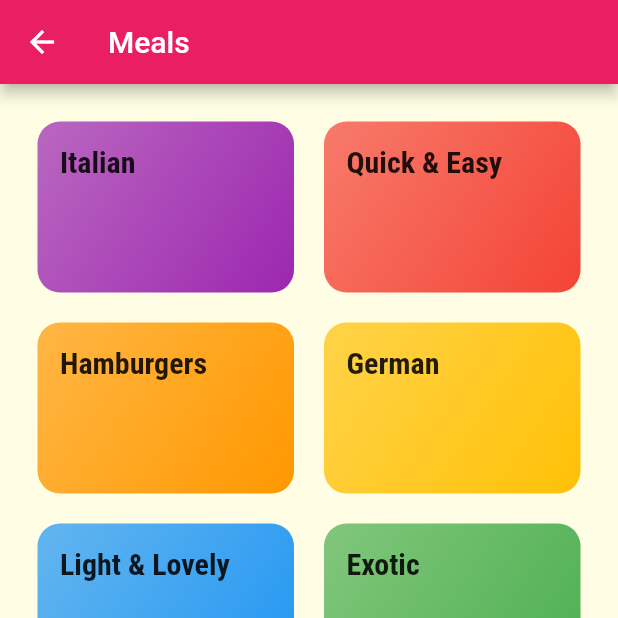
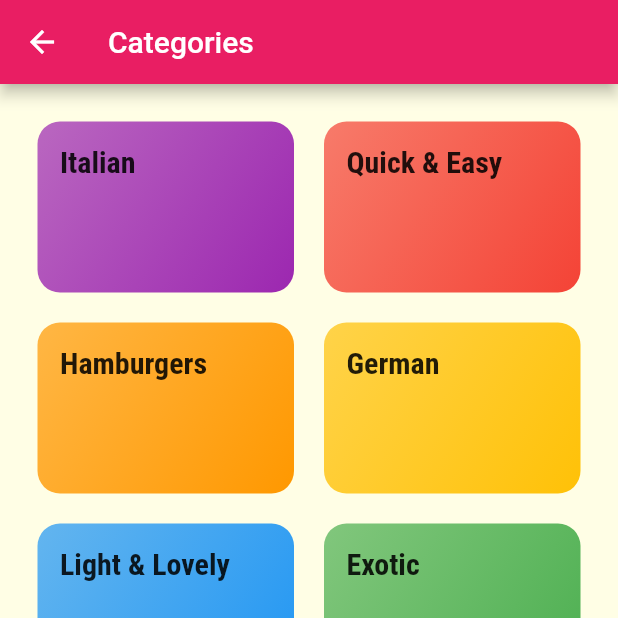
Before and after one commit to dastagg/ACMIND-meals, a Flutter app: the screen it shows after launch, on a phone screen of 412 x 824 dp, the top half of it. Run offline on Flutter 3.47's test engine with Material 2 defaults, Android fonts, the phone set to English and light mode, and no system bars.

Commit message:
Update TabBar so the correct title displays in the AppBar title.

```diff
--- a/lib/screens/tabs_screen.dart
+++ b/lib/screens/tabs_screen.dart
@@ -12,9 +12,9 @@ class TabsScreen extends StatefulWidget {
 }
 
 class _TabsScreenState extends State<TabsScreen> {
-  final List<Widget> _pages = [
-    CategoriesScreen(),
-    FavoritesScreen(),
+  final List<Map<String?, Object?>> _pages = [
+    {'page': CategoriesScreen(), 'title': 'Categories'},
+    {'page': FavoritesScreen(), 'title': 'Your Favorites'},
   ];
   int _selectedPageIndex = 0;
 
@@ -28,9 +28,9 @@ class _TabsScreenState extends State<TabsScreen> {
   Widget build(BuildContext context) {
     return Scaffold(
       appBar: AppBar(
-        title: const Text('Meals'),
+        title: Text(_pages[_selectedPageIndex]['title'] as String),
       ),
-      body: _pages[_selectedPageIndex],
+      body: _pages[_selectedPageIndex]['page'] as Widget,
       bottomNavigationBar: BottomNavigationBar(
         onTap: _selectPage,
         backgroundColor: Theme.of(context).primaryColor,
```
